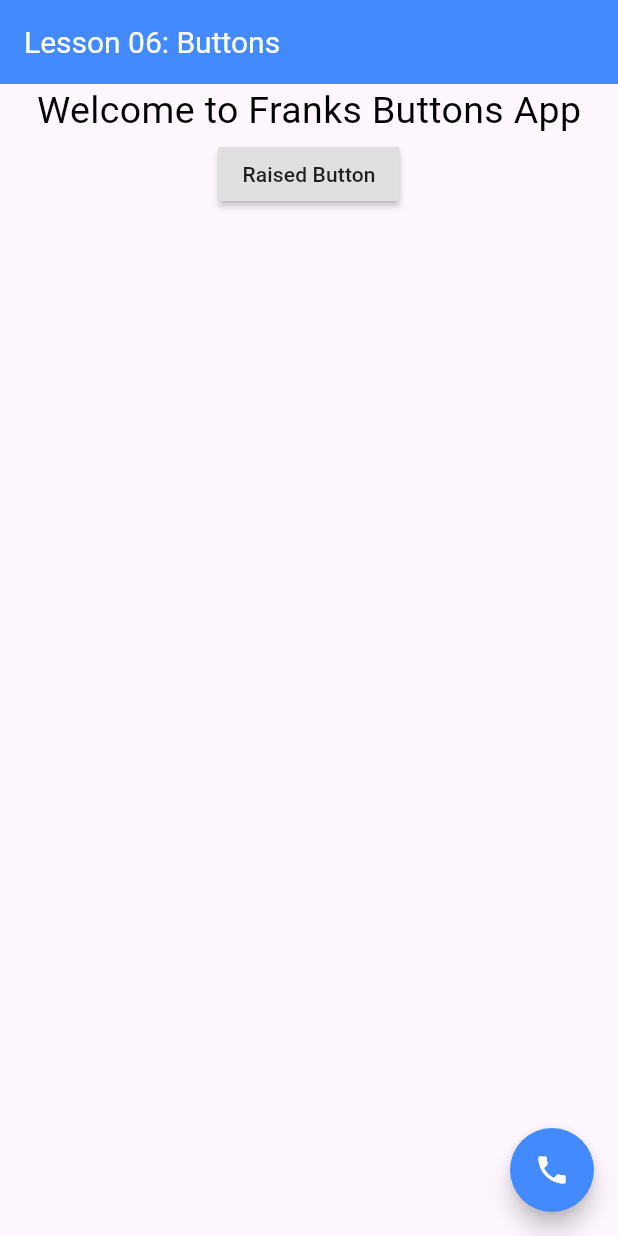
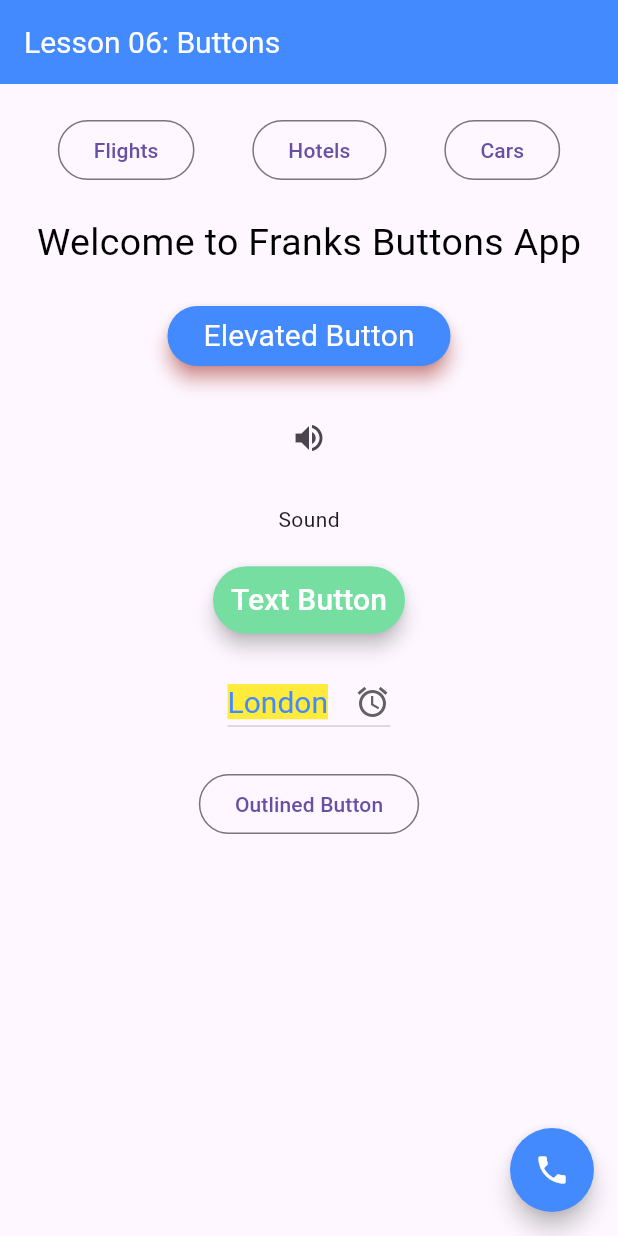
Before and after one commit to Frank1337/Flutter_Certificate, a Flutter app: the screen it shows after launch, on a phone screen of 412 x 824 dp. Run offline on Flutter 3.47's test engine with Material 3 defaults, Android fonts, the phone set to English and light mode, and no system bars.

Commit message:
Add more buttons to button project and played a little bit around with Wrap Widget

```diff
--- a/buttons_06/lib/main.dart
+++ b/buttons_06/lib/main.dart
@@ -6,8 +6,17 @@ main() {
   );
 }
 
-class MyApp extends StatelessWidget {
+class MyApp extends StatefulWidget {
   const MyApp({super.key});
+
+  @override
+  State<MyApp> createState() => _MyAppState();
+}
+
+class _MyAppState extends State<MyApp> {
+  var city = ["London", "Paris", "New York", "Tokyo", "Sydney"];
+
+  var firstCity = "London";
 
   @override
   Widget build(BuildContext context) {
@@ -20,10 +29,50 @@ class MyApp extends StatelessWidget {
             ),
             backgroundColor: Colors.blueAccent),
         body: SafeArea(
-          child: Column(
-            children: <Widget>[
-              Center(
-                child: SafeArea(
+          child: LayoutBuilder(
+              builder: (BuildContext context, BoxConstraints constraints) {
+            return Padding(
+              padding:
+                  const EdgeInsets.symmetric(vertical: 20.0, horizontal: 0.0),
+              child: Wrap(
+                direction: Axis.vertical,
+                alignment: WrapAlignment.start,
+                crossAxisAlignment: WrapCrossAlignment.center,
+                spacing: 20.0,
+                children: [
+                  ConstrainedBox(
+                    constraints: BoxConstraints(maxWidth: constraints.maxWidth),
+                    child: OverflowBar(
+                      alignment: MainAxisAlignment.spaceEvenly,
+                      children: [
+                        OutlinedButton(
+                          onPressed: () {},
+                          style: ButtonStyle(
+                            overlayColor:
+                                WidgetStateProperty.all<Color>(Colors.blue),
+                          ),
+                          child: const Text("Flights"),
+                        ),
+                        OutlinedButton(
+                          onPressed: () {},
+                          style: ButtonStyle(
+                            overlayColor:
+                                WidgetStateProperty.all<Color>(Colors.blue),
+                          ),
+                          child: const Text("Hotels"),
+                        ),
+                        OutlinedButton(
+                          onPressed: () {},
+                          style: ButtonStyle(
+                            overlayColor:
+                                WidgetStateProperty.all<Color>(Colors.blue),
+                          ),
+                          child: const Text("Cars"),
+                        )
+                      ],
+                    ),
+                  ),
+                  const SafeArea(
                     child: Text(
                       "Welcome to Franks Buttons App",
                       style: TextStyle(
@@ -32,15 +81,90 @@ class MyApp extends StatelessWidget {
                           fontSize: 25.0),
                     ),
                   ),
+                  ElevatedButton(
+                    style: ElevatedButton.styleFrom(
+                      foregroundColor: Colors.white,
+                      backgroundColor: Colors.blueAccent,
+                      shadowColor: Colors.red,
+                      elevation: 5,
                     ),
-              RaisedButton(
                     onPressed: () {
-                  print('Raised Button Pressed');
+                      print('elevated Button Pressed');
                     },
-                child: const Text('Raised Button'),
+                    child: const Text(
+                      'Elevated Button',
+                      style: TextStyle(
+                        fontWeight: FontWeight.normal,
+                        color: Colors.white,
+                        fontSize: 20.0,
                       ),
+                    ),
+                  ),
+                  IconButton(
+                    onPressed: () {
+                      print('Icon Button Pressed');
+                    },
+                    icon: const Icon(Icons.volume_up),
+                    tooltip: "Increase volume by 10",
+                  ),
+                  const Text("Sound"),
+                  TextButton(
+                    onPressed: () {
+                      print('Text Button Pressed');
+                    },
+                    style: ButtonStyle(
+                      foregroundColor:
+                          WidgetStateProperty.all<Color>(Colors.white),
+                      backgroundColor:
+                          WidgetStateProperty.all<Color>(Colors.greenAccent),
+                      shadowColor: WidgetStateProperty.all<Color>(Colors.black),
+                      elevation: WidgetStateProperty.all<double>(5),
+                      overlayColor: WidgetStateProperty.all<Color>(Colors.red),
+                      surfaceTintColor:
+                          WidgetStateProperty.all<Color>(Colors.red),
+                      animationDuration: const Duration(milliseconds: 10000),
+                    ),
+                    child: const Text(
+                      'Text Button',
+                      style: TextStyle(fontSize: 20.0),
+                    ),
+                  ),
+                  DropdownButton<String>(
+                    items: city.map((String dropDownStringItem) {
+                      return DropdownMenuItem<String>(
+                        value: dropDownStringItem,
+                        child: Text(
+                          dropDownStringItem,
+                        ),
+                      );
+                    }).toList(),
+                    onChanged: (String? newUserValue) {
+                      setState(() {
+                        firstCity = newUserValue ?? "London";
+                      });
+                    },
+                    value: firstCity,
+                    icon: const Icon(Icons.access_alarm),
+                    style: const TextStyle(
+                      fontSize: 20.0,
+                      color: Colors.blueAccent,
+                      backgroundColor: Colors.yellow,
+                    ),
+                    dropdownColor: Colors.green,
+                    borderRadius: const BorderRadius.all(Radius.circular(10.0)),
+                  ),
+                  OutlinedButton(
+                      style: ButtonStyle(
+                          shape: WidgetStateProperty.all<OutlinedBorder>(
+                              const StadiumBorder())),
+                      onPressed: () {
+                        print('Outlined Button Pressed');
+                      },
+                      child: const Text('Outlined Button')),
                 ],
               ),
+            );
+          }),
         ),
         floatingActionButton: FloatingActionButton(
           onPressed: () {
```
Lines whose indentation alone changed are shown as unchanged.
